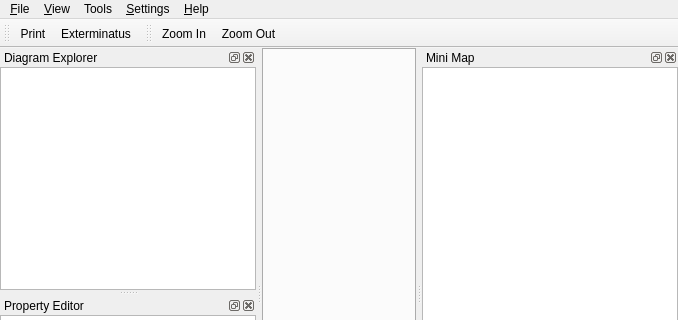
Above: unreal/trunk/qrgui/mainwindow/mainwindow.ui from qreal/qreal before the change; both pictures show x 0 to 678 and y 0 to 320 of the 678 by 559 pixel window. Below: the same form after it.
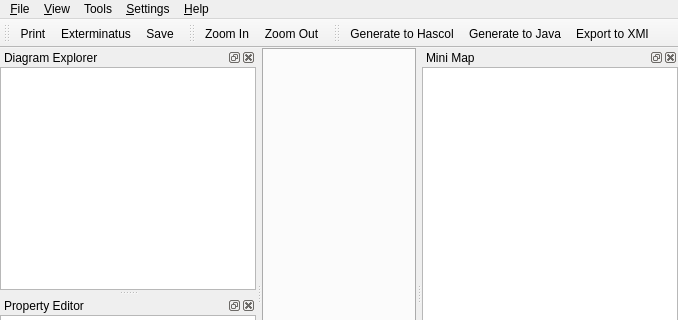
That is the form after the change. Icons and pictures are not drawn. Custom widgets are drawn as their Qt base class.

```diff
--- a/unreal/trunk/qrgui/mainwindow/mainwindow.ui
+++ b/unreal/trunk/qrgui/mainwindow/mainwindow.ui
@@ -140,6 +140,7 @@
    </attribute>
    <addaction name="actionPrint"/>
    <addaction name="actionClear"/>
+   <addaction name="actionSave"/>
   </widget>
   <widget class="QDockWidget" name="minimapDock">
    <property name="windowTitle">
@@ -241,6 +242,20 @@
     </layout>
    </widget>
   </widget>
+  <widget class="QToolBar" name="generatorsToolBar">
+   <property name="windowTitle">
+    <string>toolBar</string>
+   </property>
+   <attribute name="toolBarArea">
+    <enum>TopToolBarArea</enum>
+   </attribute>
+   <attribute name="toolBarBreak">
+    <bool>false</bool>
+   </attribute>
+   <addaction name="actionGenerate_to_Hascol"/>
+   <addaction name="actionGenerate_to_Java"/>
+   <addaction name="actionExport_to_XMI"/>
+  </widget>
   <action name="actionQuit">
    <property name="text">
     <string>&amp;Quit</string>
@@ -421,6 +436,11 @@
     <string>Generate editor</string>
    </property>
   </action>
+  <action name="actionGenerate_to_Hascol">
+   <property name="text">
+    <string>Generate to Hascol</string>
+   </property>
+  </action>
  </widget>
  <layoutdefault spacing="0" margin="0"/>
  <customwidgets>
```
Left out of the diff: 1 changed line with no effect on the pictures.
